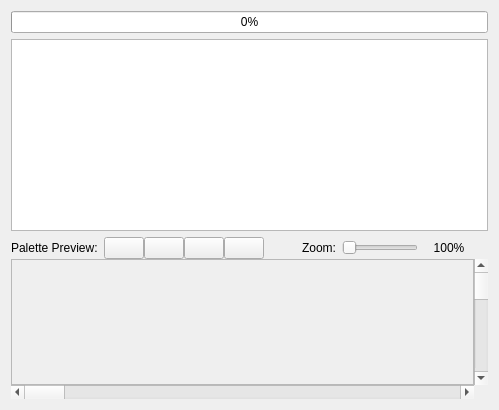
First picture: the form in designers/graphics_bank_editor/graphicsbankeditorform.ui, repository christopherpow/nesicide, before the edit.
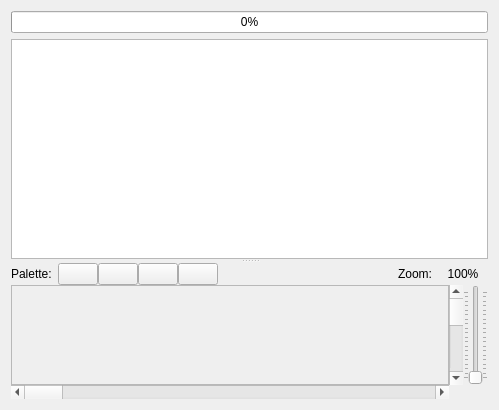
Second picture: the form after the edit. Custom widgets are drawn as their Qt base class.

Diff of the .ui file:
```diff
--- a/designers/graphics_bank_editor/graphicsbankeditorform.ui
+++ b/designers/graphics_bank_editor/graphicsbankeditorform.ui
@@ -13,8 +13,15 @@
   <property name="windowTitle">
    <string>Form</string>
   </property>
+  <layout class="QGridLayout" name="gridLayout_4">
+   <item row="0" column="0">
+    <widget class="QSplitter" name="splitter">
+     <property name="orientation">
+      <enum>Qt::Vertical</enum>
+     </property>
+     <widget class="QWidget" name="">
   <layout class="QGridLayout" name="gridLayout">
-   <item row="0" column="0" colspan="2">
+       <item row="0" column="0">
     <widget class="QProgressBar" name="progressBar">
      <property name="maximum">
       <number>8192</number>
@@ -24,7 +31,7 @@
      </property>
     </widget>
    </item>
-   <item row="1" column="0" colspan="2">
+       <item row="1" column="0">
     <widget class="QTableView" name="tableView">
      <property name="alternatingRowColors">
       <bool>false</bool>
@@ -46,7 +53,9 @@
      </attribute>
     </widget>
    </item>
-   <item row="4" column="0" colspan="2">
+      </layout>
+     </widget>
+     <widget class="QWidget" name="">
     <layout class="QGridLayout" name="gridLayout_3">
      <property name="spacing">
       <number>0</number>
@@ -89,7 +98,38 @@
        </property>
       </widget>
      </item>
-     <item row="0" column="0">
+       <item row="1" column="2">
+        <widget class="QSlider" name="zoomSlider">
+         <property name="minimum">
+          <number>100</number>
+         </property>
+         <property name="maximum">
+          <number>2000</number>
+         </property>
+         <property name="singleStep">
+          <number>100</number>
+         </property>
+         <property name="pageStep">
+          <number>100</number>
+         </property>
+         <property name="orientation">
+          <enum>Qt::Vertical</enum>
+         </property>
+         <property name="invertedAppearance">
+          <bool>false</bool>
+         </property>
+         <property name="invertedControls">
+          <bool>false</bool>
+         </property>
+         <property name="tickPosition">
+          <enum>QSlider::TicksBothSides</enum>
+         </property>
+         <property name="tickInterval">
+          <number>100</number>
+         </property>
+        </widget>
+       </item>
+       <item row="0" column="0" colspan="3">
       <layout class="QHBoxLayout" name="horizontalLayout">
        <property name="spacing">
         <number>6</number>
@@ -100,7 +140,7 @@
        <item>
         <widget class="QLabel" name="label">
          <property name="text">
-          <string>Palette Preview:</string>
+            <string>Palette:</string>
          </property>
         </widget>
        </item>
@@ -207,28 +247,6 @@
          </property>
         </widget>
        </item>
-       <item>
-        <widget class="QSlider" name="zoomSlider">
-         <property name="minimum">
-          <number>100</number>
-         </property>
-         <property name="maximum">
-          <number>1000</number>
-         </property>
-         <property name="pageStep">
-          <number>100</number>
-         </property>
-         <property name="orientation">
-          <enum>Qt::Horizontal</enum>
-         </property>
-         <property name="invertedAppearance">
-          <bool>false</bool>
-         </property>
-         <property name="invertedControls">
-          <bool>false</bool>
-         </property>
-        </widget>
-       </item>
        <item>
         <widget class="QLabel" name="zoomValueLabel">
          <property name="sizePolicy">
@@ -260,6 +278,8 @@
       </layout>
      </item>
     </layout>
+     </widget>
+    </widget>
    </item>
   </layout>
  </widget>
```
Lines whose indentation alone changed are shown as unchanged.
